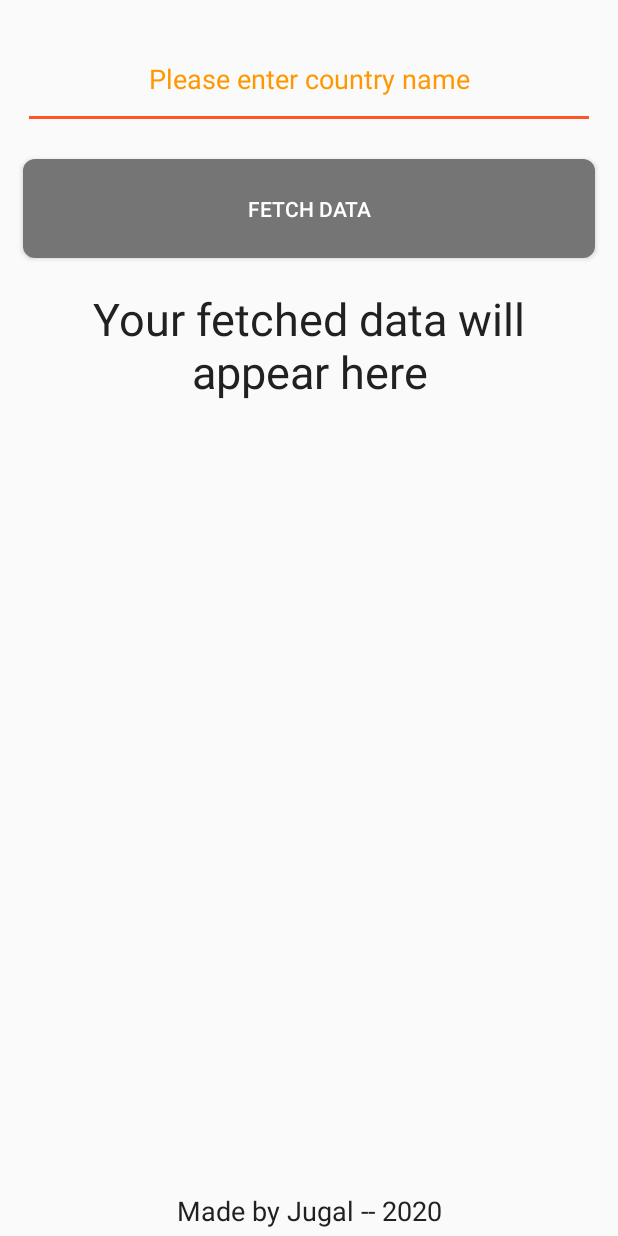
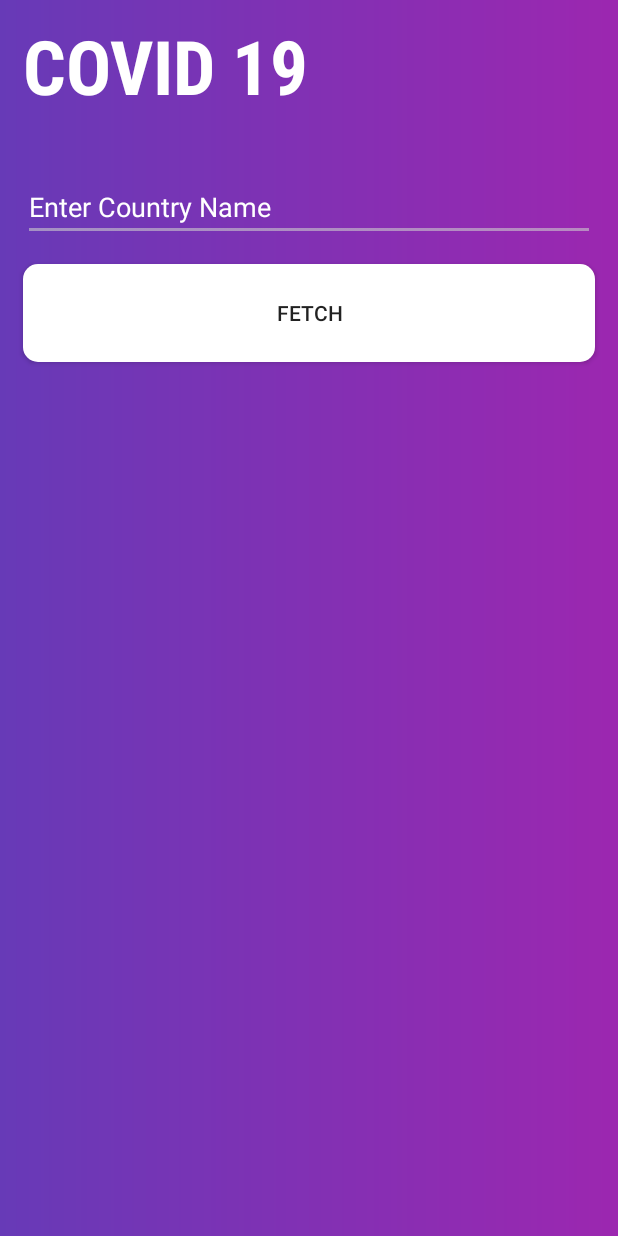
Before and after one commit to crazyuploader/Android_Test_Apps, an Android app: the layout activity_main.xml on its own in the app's theme, with its tools: preview values and no code run, on a phone screen of 412 x 824 dp. Run offline under Robolectric (Android 15) with nearby library versions, the phone set to English and light mode, and no system bars.

Commit message:
Background color change & Redesign UI
Covid19/app/src/main/java/com/example/covid19/MainActivity.java
Covid19/app/src/main/res/drawable/bgcolor.xml
Covid19/app/src/main/res/drawable/roundedbutton.xml
Covid19/app/src/main/res/font/billabong.ttf
Covid19/app/src/main/res/layout/activity_main.xml
Covid19/app/src/main/res/values/colors.xml
Covid19/app/src/main/res/values/strings.xml
Covid19/app/src/main/res/values/styles.xml

```diff
--- /dev/null
+++ b/Covid19/app/src/main/res/drawable/bgcolor.xml
@@ -0,0 +1,7 @@
+<?xml version="1.0" encoding="utf-8"?>
+<shape xmlns:android="http://schemas.android.com/apk/res/android">
+    <gradient
+            android:startColor="#673AB7"
+            android:endColor="#9C27B0"
+            android:angle="0"/>
+</shape>
--- a/Covid19/app/src/main/res/drawable/roundedbutton.xml
+++ b/Covid19/app/src/main/res/drawable/roundedbutton.xml
@@ -1,9 +1,9 @@
 <?xml version="1.0" encoding="utf-8"?>
 <shape xmlns:android="http://schemas.android.com/apk/res/android"
        android:shape="rectangle">
-    <solid android:color="#757575" />
-    <corners android:bottomRightRadius="8dp"
-             android:bottomLeftRadius="8dp"
-             android:topRightRadius="8dp"
-             android:topLeftRadius="8dp"/>
+    <solid android:color="#FFFFFF" />
+    <corners android:bottomRightRadius="10dp"
+             android:bottomLeftRadius="10dp"
+             android:topRightRadius="10dp"
+             android:topLeftRadius="10dp"/>
 </shape>
--- a/Covid19/app/src/main/res/layout/activity_main.xml
+++ b/Covid19/app/src/main/res/layout/activity_main.xml
@@ -2,59 +2,71 @@
 <LinearLayout
         xmlns:android="http://schemas.android.com/apk/res/android"
         xmlns:tools="http://schemas.android.com/tools"
-        xmlns:app="http://schemas.android.com/apk/res-auto"
         android:layout_width="match_parent"
         android:layout_height="match_parent"
         android:orientation="vertical"
-        tools:context=".MainActivity">
-
-    <EditText
-            android:layout_width="match_parent"
-            android:layout_height="0dp"
-            android:layout_weight="2"
-            android:inputType="textPersonName"
-            android:ems="10"
-            android:id="@+id/editInput"
-            android:textColor="#212121"
-            android:textColorHint="#FF9800"
-            android:hint="@string/editHint"
-            android:importantForAutofill="no"
-            android:gravity="center_horizontal|center_vertical"
-            android:layout_marginLeft="15dp"
-            android:layout_marginTop="20dp"
-            android:layout_marginRight="15dp" android:textSize="18sp"/>
-    <Button
-            android:text="@string/fetch_data"
-            android:layout_width="match_parent"
-            android:layout_height="0dp"
-            android:id="@+id/buttonFetch"
-            android:layout_marginTop="20dp"
-            android:layout_marginRight="15dp"
-            android:layout_marginLeft="15dp"
-            android:layout_weight="2"
-            android:background="@drawable/roundedbutton" android:textColor="#FFFFFF"/>
+        tools:context=".MainActivity"
+        android:background="@drawable/bgcolor"
+        android:id="@+id/LinearLayout">
     <TextView
-            android:layout_width="match_parent"
-            android:layout_height="0dp"
-            android:id="@+id/tvFetched"
-            android:layout_marginTop="20dp"
-            android:layout_marginRight="15dp"
-            android:layout_marginLeft="15dp"
-            android:hint="@string/tvHint"
-            android:textColor="#212121"
-            android:gravity="center_horizontal"
-            android:textSize="30sp"
-            android:layout_weight="18"
-            android:textColorHint="#212121"/>
-    <TextView
-            android:text="@string/tvFetched"
+            android:text="@string/app_name"
             android:layout_width="match_parent"
             android:layout_height="0dp"
             android:layout_weight="1"
-            android:id="@+id/tvFooter"
-            android:textColor="#212121"
-            android:gravity="center_horizontal|center_vertical"
-            android:textSize="18sp"
+            android:id="@+id/tvAppName"
+            android:textSize="50sp"
+            android:textColor="#FFFFFF"
+            android:fontFamily="sans-serif-condensed"
+            android:layout_marginLeft="15dp"
             android:layout_marginRight="15dp"
-            android:layout_marginLeft="15dp"/>
+            android:layout_marginTop="10dp"
+            android:textAllCaps="true"
+            android:textStyle="bold"/>
+
+    <LinearLayout
+            android:orientation="vertical"
+            android:layout_width="match_parent"
+            android:layout_height="0dp"
+            android:layout_weight="8">
+        <EditText
+                android:layout_width="match_parent"
+                android:layout_height="wrap_content"
+                android:inputType="textPersonName"
+                android:ems="10"
+                android:id="@+id/etCountry" android:layout_marginLeft="15dp" android:layout_marginTop="15dp"
+                android:layout_marginRight="15dp" android:textColor="#FFFFFF" android:importantForAutofill="no"
+                android:labelFor="@id/btnFetch" android:hint="@string/enter_country_name"
+                android:textColorHint="#FFFFFF"/>
+        <Button
+                android:text="@string/fetch"
+                android:layout_width="match_parent"
+                android:layout_height="65dp"
+                android:id="@+id/btnFetch" android:background="@drawable/roundedbutton" android:layout_marginLeft="15dp"
+                android:layout_marginTop="15dp" android:layout_marginRight="15dp"/>
+        <TextView
+                android:layout_width="match_parent"
+                android:layout_height="wrap_content" android:id="@+id/tvCountry" android:textSize="36sp"
+                android:textColor="#FFFFFF" android:layout_marginTop="30dp" android:layout_marginRight="15dp"
+                android:layout_marginLeft="15dp" android:layout_marginBottom="15dp"/>
+        <TextView
+                android:layout_width="match_parent"
+                android:layout_height="wrap_content" android:id="@+id/tvCases" android:textSize="36sp"
+                android:textColor="#FFFFFF" android:layout_marginTop="15dp" android:layout_marginRight="15dp"
+                android:layout_marginLeft="15dp" android:layout_marginBottom="15dp"/>
+        <TextView
+                android:layout_width="match_parent"
+                android:layout_height="wrap_content" android:id="@+id/tvTotalCases" android:textSize="36sp"
+                android:textColor="#FFFFFF" android:layout_marginTop="15dp" android:layout_marginRight="15dp"
+                android:layout_marginLeft="15dp" android:layout_marginBottom="15dp"/>
+        <TextView
+                android:layout_width="match_parent"
+                android:layout_height="wrap_content" android:id="@+id/tvDeaths" android:textSize="36sp"
+                android:textColor="#FFFFFF" android:layout_marginTop="15dp" android:layout_marginRight="15dp"
+                android:layout_marginLeft="15dp" android:layout_marginBottom="15dp"/>
+        <TextView
+                android:layout_width="match_parent"
+                android:layout_height="wrap_content" android:id="@+id/tvTotalDeaths" android:textSize="36sp"
+                android:textColor="#FFFFFF" android:layout_marginTop="15dp" android:layout_marginRight="15dp"
+                android:layout_marginLeft="15dp" android:layout_marginBottom="15dp"/>
+    </LinearLayout>
 </LinearLayout>
--- a/Covid19/app/src/main/res/values/colors.xml
+++ b/Covid19/app/src/main/res/values/colors.xml
@@ -1,6 +1,6 @@
 <?xml version="1.0" encoding="utf-8"?>
 <resources>
-    <color name="colorPrimary">#FF9800</color>
-    <color name="colorPrimaryDark">#F57C00</color>
-    <color name="colorAccent">#FF5722</color>
+    <color name="colorPrimary">#6200EE</color>
+    <color name="colorPrimaryDark">#3700B3</color>
+    <color name="colorAccent">#97CDCDCD</color>
 </resources>
--- a/Covid19/app/src/main/res/values/strings.xml
+++ b/Covid19/app/src/main/res/values/strings.xml
@@ -1,7 +1,6 @@
 <resources>
     <string name="app_name">Covid 19</string>
-    <string name="fetch_data">Fetch Data</string>
-    <string name="tvHint">Your fetched data will appear here</string>
-    <string name="editHint">Please enter country name</string>
-    <string name="tvFetched">Made by Jugal -- 2020</string>
+    <string name="tvFooter">Made by Jugal</string>
+    <string name="fetch">Fetch</string>
+    <string name="enter_country_name">Enter Country Name</string>
 </resources>
--- a/Covid19/app/src/main/res/values/styles.xml
+++ b/Covid19/app/src/main/res/values/styles.xml
@@ -1,7 +1,7 @@
 <resources>
 
     <!-- Base application theme. -->
-    <style name="AppTheme" parent="Theme.AppCompat.Light.DarkActionBar">
+    <style name="AppTheme" parent="Theme.AppCompat.Light.NoActionBar">
         <!-- Customize your theme here. -->
         <item name="colorPrimary">@color/colorPrimary</item>
         <item name="colorPrimaryDark">@color/colorPrimaryDark</item>
```
Also changed, not shown: Covid19/app/src/main/java/com/example/covid19/MainActivity.java (+18 -92 lines), Covid19/app/src/main/res/font/billabong.ttf (added).
